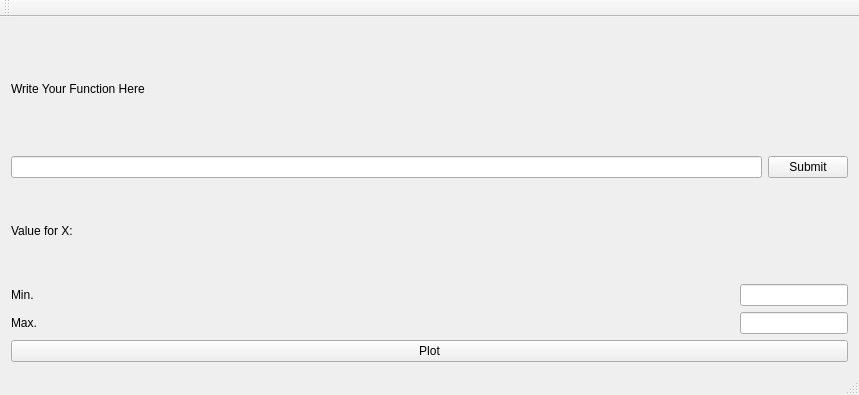
AmmarYasser97/function-plotter, file mainwindow.ui: the form before one commit.
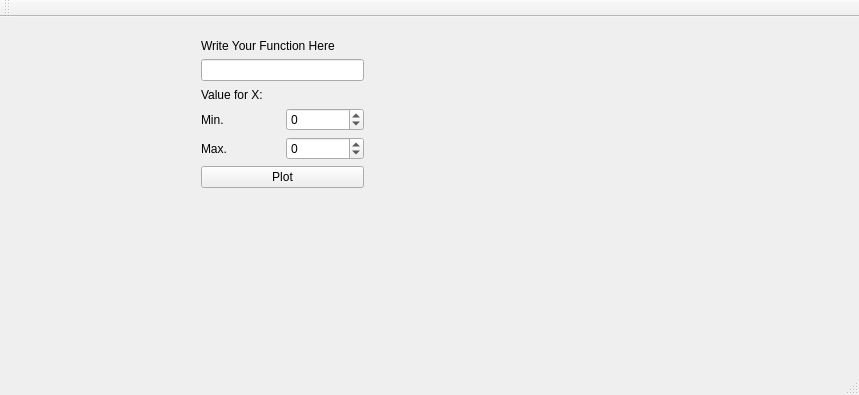
The form after the commit.

Commit message: add header file of FunctionEvaluator class, add the prototypes of calss functions

```diff
--- a/mainwindow.ui
+++ b/mainwindow.ui
@@ -14,8 +14,15 @@
    <string>MainWindow</string>
   </property>
   <widget class="QWidget" name="centralWidget">
-   <layout class="QVBoxLayout" name="verticalLayout_3">
-    <item>
+   <widget class="QWidget" name="layoutWidget">
+    <property name="geometry">
+     <rect>
+      <x>190</x>
+      <y>10</y>
+      <width>185</width>
+      <height>172</height>
+     </rect>
+    </property>
      <layout class="QVBoxLayout" name="verticalLayout_2">
       <item>
        <widget class="QLabel" name="label">
@@ -25,23 +32,8 @@
        </widget>
       </item>
       <item>
-       <layout class="QHBoxLayout" name="horizontalLayout">
-        <item>
-         <widget class="QLineEdit" name="lineEdit"/>
-        </item>
-        <item>
-         <widget class="QPushButton" name="pushButton">
-          <property name="text">
-           <string>Submit</string>
-          </property>
-         </widget>
-        </item>
-       </layout>
-      </item>
-     </layout>
-    </item>
-    <item>
-     <layout class="QVBoxLayout" name="verticalLayout">
+      <widget class="QLineEdit" name="equLine"/>
+     </item>
       <item>
        <widget class="QLabel" name="label_4">
         <property name="text">
@@ -68,12 +60,9 @@
          </widget>
         </item>
         <item>
-         <widget class="QLineEdit" name="lineEdit_2">
-          <property name="sizePolicy">
-           <sizepolicy hsizetype="Maximum" vsizetype="Fixed">
-            <horstretch>0</horstretch>
-            <verstretch>0</verstretch>
-           </sizepolicy>
+        <widget class="QSpinBox" name="minBox">
+         <property name="minimum">
+          <number>-99</number>
           </property>
          </widget>
         </item>
@@ -88,28 +77,24 @@
           </property>
          </widget>
         </item>
-        <item alignment="Qt::AlignRight">
-         <widget class="QLineEdit" name="lineEdit_3">
-          <property name="sizePolicy">
-           <sizepolicy hsizetype="Maximum" vsizetype="Fixed">
-            <horstretch>0</horstretch>
-            <verstretch>0</verstretch>
-           </sizepolicy>
+       <item>
+        <widget class="QSpinBox" name="maxBox">
+         <property name="minimum">
+          <number>-99</number>
           </property>
          </widget>
         </item>
        </layout>
       </item>
-     </layout>
-    </item>
     <item>
-     <widget class="QPushButton" name="pushButton_2">
+      <widget class="QPushButton" name="plotButton">
       <property name="text">
        <string>Plot</string>
       </property>
      </widget>
     </item>
    </layout>
+   </widget>
   </widget>
   <widget class="QMenuBar" name="menuBar">
    <property name="geometry">
```
Lines whose indentation alone changed are shown as unchanged. The commit also changes 7 other files.
